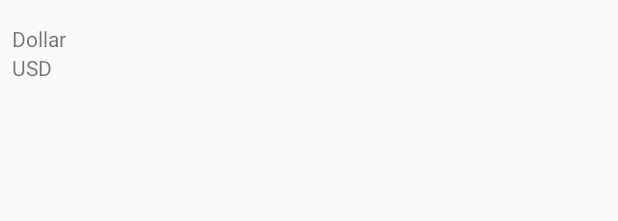
After one commit to mauroLaine/KoinDemo, an Android app: the layout item_row.xml on its own in the app's theme, with its tools: preview values and no code run, on a phone screen of 412 x 824 dp. The commit adds this screen. Shown: the top 221 px of the screen. Run offline under Robolectric (Android 15) with nearby library versions, the phone set to English and light mode, and no system bars.

Commit message:
created a recycler view adapter to display the data

```diff
--- a/app/build.gradle
+++ b/app/build.gradle
@@ -37,6 +37,7 @@ dependencies {
     implementation "org.koin:koin-android-viewmodel:$koin_version"
 
     implementation 'com.google.code.gson:gson:2.8.5'
+    implementation 'com.android.support:recyclerview-v7:28.0.0'
 
     testImplementation 'junit:junit:4.12'
     androidTestImplementation 'com.android.support.test:runner:1.0.2'
--- a/app/src/main/java/com/laine/mauro/koindemo/model/Currency.kt
+++ /dev/null
@@ -1,3 +0,0 @@
-package com.laine.mauro.koindemo.model
-
-data class Currency(val id: Int, val name: String, val symbol: String, val slug: String)
--- /dev/null
+++ b/app/src/main/java/com/laine/mauro/koindemo/model/MyCurrency.kt
@@ -0,0 +1,3 @@
+package com.laine.mauro.koindemo.model
+
+data class MyCurrency(val id: Int, val name: String, val symbol: String, val slug: String)
--- a/app/src/main/java/com/laine/mauro/koindemo/repository/DataRepositoryImpl.kt
+++ b/app/src/main/java/com/laine/mauro/koindemo/repository/DataRepositoryImpl.kt
@@ -1,11 +1,11 @@
 package com.laine.mauro.koindemo.repository
 
 import com.google.gson.Gson
-import com.laine.mauro.koindemo.model.Currency
+import com.laine.mauro.koindemo.model.MyCurrency
 
 class DataRepositoryImpl(private val gson: Gson) {
 
-    fun getCurrencies(jsonString: String): List<Currency> {
-        return gson.fromJson(jsonString, Array<Currency>::class.java).toList()
+    fun getCurrencies(jsonString: String): List<MyCurrency> {
+        return gson.fromJson(jsonString, Array<MyCurrency>::class.java).toList()
     }
 }
--- /dev/null
+++ b/app/src/main/res/layout/item_row.xml
@@ -0,0 +1,29 @@
+<?xml version="1.0" encoding="utf-8"?>
+<android.support.constraint.ConstraintLayout
+        xmlns:android="http://schemas.android.com/apk/res/android"
+        xmlns:app="http://schemas.android.com/apk/res-auto"
+        android:layout_width="match_parent"
+        android:layout_height="match_parent">
+
+    <TextView
+            android:id="@+id/text_name"
+            android:text="Dollar"
+            android:layout_width="match_parent"
+            android:layout_height="wrap_content"
+            android:layout_marginTop="16dp"
+            app:layout_constraintTop_toTopOf="parent"
+            app:layout_constraintStart_toStartOf="parent"
+            android:layout_marginStart="8dp"
+            app:layout_constraintEnd_toEndOf="parent"
+            android:layout_marginEnd="8dp"/>
+    <TextView
+            android:id="@+id/text_symbol"
+            android:text="USD"
+            android:layout_width="match_parent"
+            android:layout_height="wrap_content"
+            app:layout_constraintTop_toBottomOf="@+id/text_name"
+            app:layout_constraintEnd_toEndOf="parent"
+            android:layout_marginEnd="8dp"
+            app:layout_constraintStart_toStartOf="parent"
+            android:layout_marginStart="8dp"/>
+</android.support.constraint.ConstraintLayout>
```
Also changed, not shown: app/src/main/java/com/laine/mauro/koindemo/CurrenciesAdapter.kt (added, +43 -0 lines), app/src/main/java/com/laine/mauro/koindemo/MainActivity.kt (+8 -0 lines), app/src/main/res/layout/activity_main.xml (+6 -11 lines).
